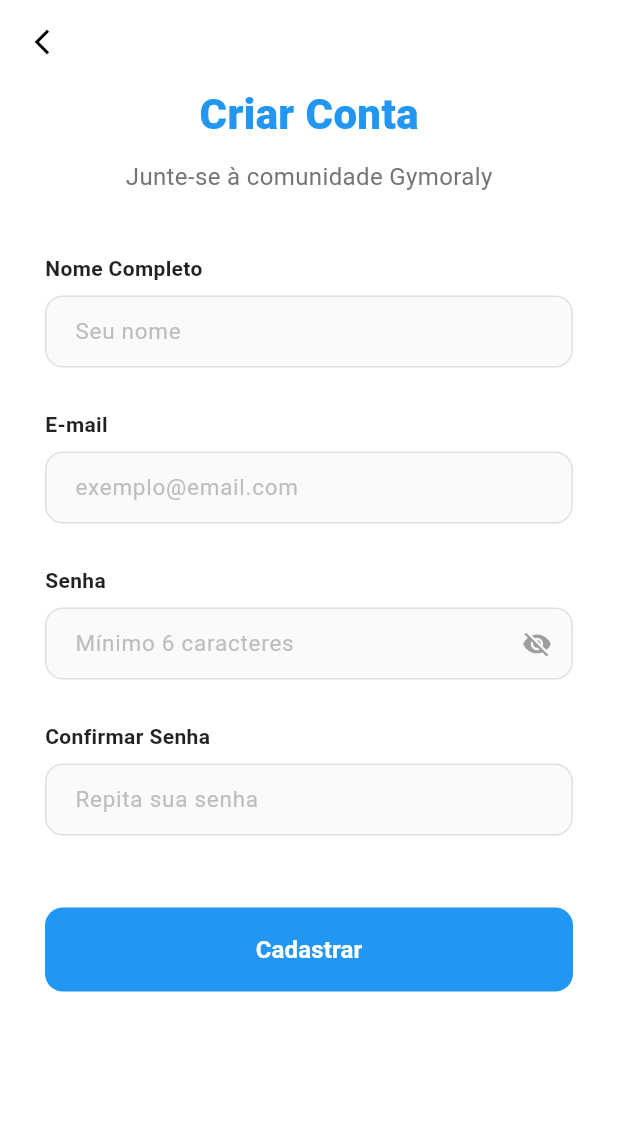
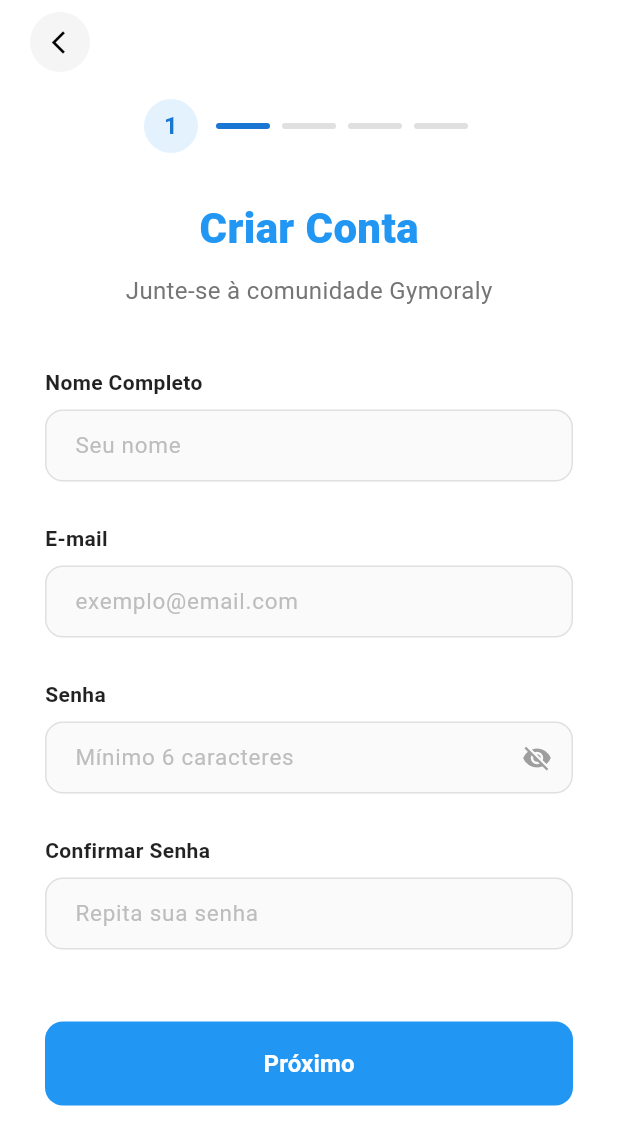
Before and after one commit to FabioZvirJ/scripts, a Flutter app: the RegisterView screen opened directly, on a phone screen of 412 x 824 dp. Shown: the top 1145 px of the screen. Run offline on Flutter 3.47's test engine with Material 3 defaults, Android fonts, the phone set to English and light mode, and no system bars; our stand-ins replace sqflite, sqflite_common_ffi; accounts and stored records are empty.

Commit message:
FEAT: criando step bar para criação de conta

```diff
--- a/gymoraly/lib/views/register_view.dart
+++ b/gymoraly/lib/views/register_view.dart
@@ -1,5 +1,7 @@
 import 'package:flutter/material.dart';
 import '../controllers/register_controller.dart';
+// Lembre-se de importar o novo componente que criamos acima!
+import '../widgets/step_progress_indicator.dart';
 
 class RegisterView extends StatefulWidget {
   const RegisterView({super.key});
@@ -11,7 +13,6 @@ class RegisterView extends StatefulWidget {
 class _RegisterViewState extends State<RegisterView> {
   final controller = RegisterController();
 
-  // Helper de Input (Mesmo padrão da LoginView)
   Widget _buildInputGroup({
     required String label,
     required String hint,
@@ -65,9 +66,20 @@ class _RegisterViewState extends State<RegisterView> {
       appBar: AppBar(
         backgroundColor: Colors.white,
         elevation: 0,
-        leading: IconButton(
-          icon: const Icon(Icons.arrow_back_ios_new, color: Colors.black, size: 20),
+        leadingWidth: 64,
+        leading: Padding(
+          padding: const EdgeInsets.only(left: 16.0, top: 8.0, bottom: 8.0),
+          child: Container(
+            decoration: BoxDecoration(
+              color: Colors.grey.shade100,
+              shape: BoxShape.circle,
+            ),
+            child: IconButton(
+              icon: const Icon(Icons.arrow_back_ios_new, color: Colors.black, size: 18),
+              padding: const EdgeInsets.only(right: 2),
               onPressed: () => Navigator.pop(context),
+            ),
+          ),
         ),
       ),
       body: ListenableBuilder(
@@ -75,7 +87,17 @@ class _RegisterViewState extends State<RegisterView> {
         builder: (context, child) {
           return SafeArea(
             child: SingleChildScrollView(
-              padding: const EdgeInsets.symmetric(horizontal: 30.0),
+              padding: const EdgeInsets.symmetric(horizontal: 30.0, vertical: 10.0),
+              child: Column(
+                crossAxisAlignment: CrossAxisAlignment.start,
+                children: [
+                  // Usando o novo componente reutilizável!
+                  const Center(
+                    child: StepProgressIndicator(currentStep: 1),
+                  ),
+                  const SizedBox(height: 30),
+
+                  Center(
                     child: Column(
                       children: [
                         const Text(
@@ -86,6 +108,9 @@ class _RegisterViewState extends State<RegisterView> {
                         Text(
                           'Junte-se à comunidade Gymoraly',
                           style: TextStyle(color: Colors.grey.shade600, fontSize: 16),
+                        ),
+                      ],
+                    ),
                   ),
                   const SizedBox(height: 40),
 
@@ -140,7 +165,7 @@ class _RegisterViewState extends State<RegisterView> {
                       ),
                       child: controller.isLoading
                           ? const SizedBox(height: 20, width: 20, child: CircularProgressIndicator(color: Colors.white, strokeWidth: 2))
-                          : const Text('Cadastrar', style: TextStyle(fontSize: 16, fontWeight: FontWeight.bold)),
+                          : const Text('Próximo', style: TextStyle(fontSize: 16, fontWeight: FontWeight.bold)),
                     ),
                   ),
                   const SizedBox(height: 20),
--- /dev/null
+++ b/gymoraly/lib/widgets/step_progress_indicator.dart
@@ -0,0 +1,58 @@
+import 'package:flutter/material.dart';
+
+class StepProgressIndicator extends StatelessWidget {
+  final int currentStep;
+  final int totalSteps;
+
+  const StepProgressIndicator({
+    super.key,
+    required this.currentStep,
+    this.totalSteps = 4, // Padrão de 4 etapas definido aqui
+  });
+
+  Widget _buildDash(bool isActive) {
+    return Container(
+      width: 36, // <-- Deixei os tracinhos mais largos (antes era 24)
+      height: 4,
+      margin: const EdgeInsets.symmetric(horizontal: 4), // Espaçamento entre os tracinhos
+      decoration: BoxDecoration(
+        color: isActive ? const Color(0xFF1976D2) : const Color(0xFFE0E0E0),
+        borderRadius: BorderRadius.circular(2),
+      ),
+    );
+  }
+
+  @override
+  Widget build(BuildContext context) {
+    return Row(
+      mainAxisSize: MainAxisSize.min, // Garante a centralização na tela pai
+      children: [
+        // Círculo com o número da etapa atual
+        Container(
+          width: 36,
+          height: 36,
+          decoration: const BoxDecoration(
+            color: Color(0xFFE3F2FD),
+            shape: BoxShape.circle,
+          ),
+          alignment: Alignment.center,
+          child: Text(
+            '$currentStep',
+            style: const TextStyle(
+              color: Color(0xFF1976D2),
+              fontWeight: FontWeight.bold,
+              fontSize: 16,
+            ),
+          ),
+        ),
+        const SizedBox(width: 8),
+
+        // Gera os tracinhos dinamicamente baseados no totalSteps (4)
+        ...List.generate(totalSteps, (index) {
+          // Se o índice for menor que o passo atual, o tracinho fica ativo (azul)
+          return _buildDash(index < currentStep);
+        }),
+      ],
+    );
+  }
+}
```
Lines whose indentation alone changed are shown as unchanged.
